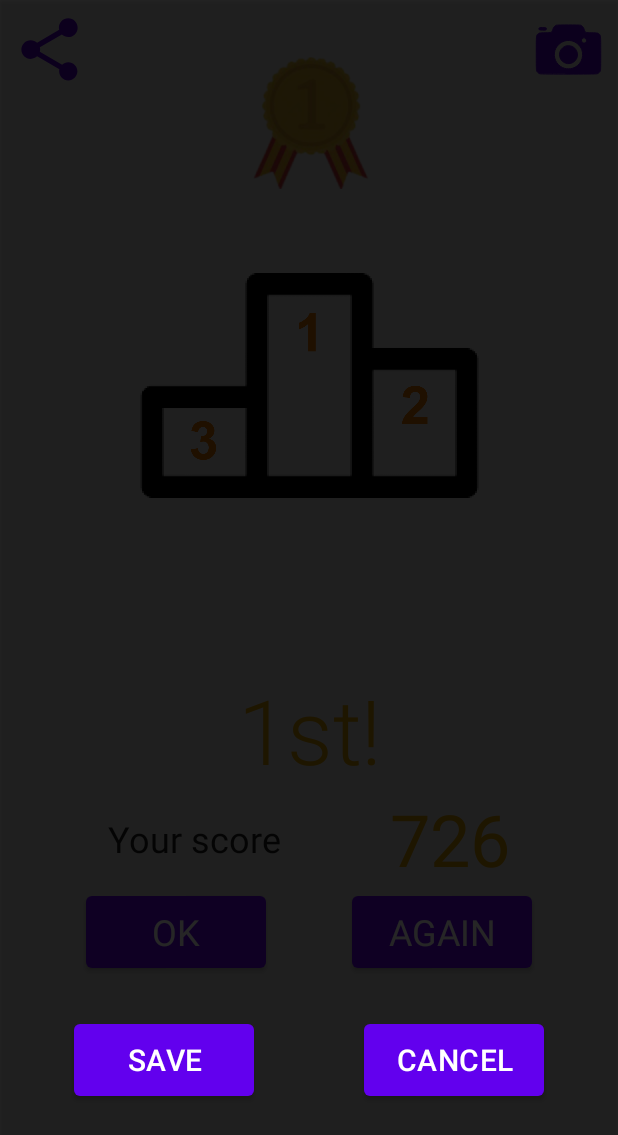
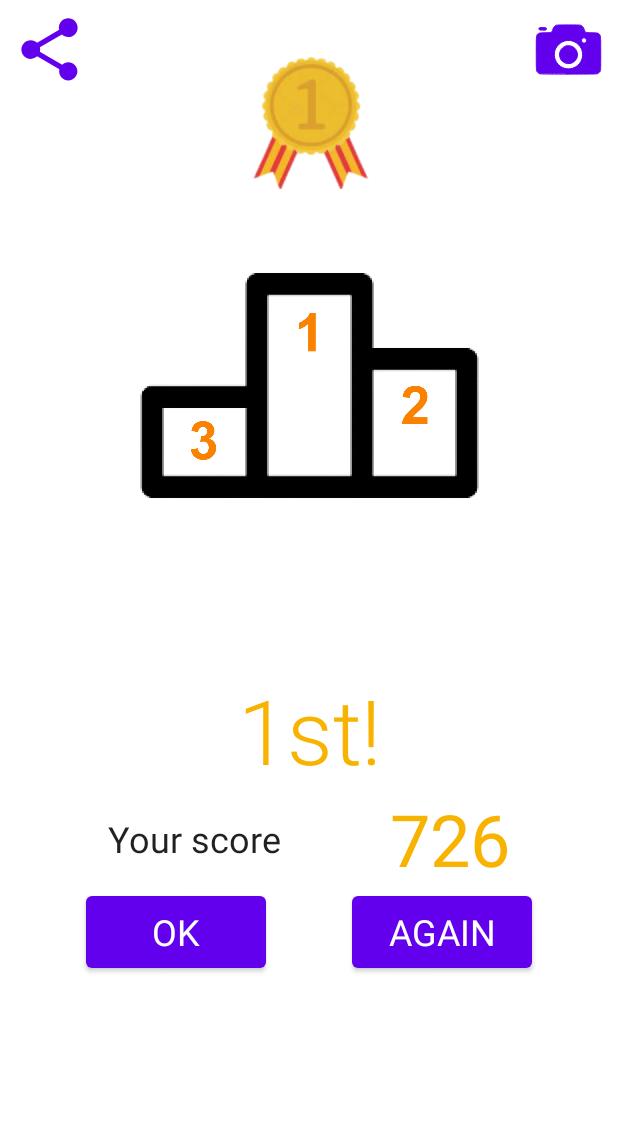
Before and after one commit to MilkShakeBro/SoftwareStudioFinalProject, an Android app: the layout result_page_fragment.xml on its own in the app's theme, with its tools: preview values and no code run, on a phone screen of 412 x 824 dp. Shown: the top 1135 px of the screen. Run offline under Robolectric (Android 15) with nearby library versions, the phone set to English and light mode, and no system bars; Roboto replaces fonts that are not available here.

Commit message:
Use PopUpWindow to implement popup window, finish save screenshot feature

```diff
--- a/app/src/main/AndroidManifest.xml
+++ b/app/src/main/AndroidManifest.xml
@@ -1,6 +1,9 @@
 <?xml version="1.0" encoding="utf-8"?>
 <manifest xmlns:android="http://schemas.android.com/apk/res/android"
     package="com.example.finalprojecttemplate">
+
+    <uses-permission android:name="android.permission.WRITE_EXTERNAL_STORAGE" />
+    <uses-permission android:name="android.permission.READ_EXTERNAL_STORAGE" />
 
     <application
         android:allowBackup="true"
--- a/app/src/main/java/com/example/finalprojecttemplate/MainActivity.kt
+++ b/app/src/main/java/com/example/finalprojecttemplate/MainActivity.kt
@@ -2,10 +2,14 @@ package com.example.finalprojecttemplate
 
 import androidx.appcompat.app.AppCompatActivity
 import android.os.Bundle
+import androidx.core.app.ActivityCompat
 
 class MainActivity : AppCompatActivity() {
     override fun onCreate(savedInstanceState: Bundle?) {
         super.onCreate(savedInstanceState)
         setContentView(R.layout.activity_main)
+
+        ActivityCompat.requestPermissions(this, arrayOf(
+            android.Manifest.permission.WRITE_EXTERNAL_STORAGE), 0)
     }
 }
--- a/app/src/main/res/layout/result_page_fragment.xml
+++ b/app/src/main/res/layout/result_page_fragment.xml
@@ -104,73 +104,73 @@
             android:text="AGAIN"
             android:textAppearance="?attr/textAppearanceHeadline5" />
 
-        <androidx.constraintlayout.widget.ConstraintLayout
-            android:id="@+id/screenshot_check_window_layout"
-            android:layout_width="0dp"
-            android:layout_height="0dp"
-            app:layout_constraintTop_toTopOf="parent"
-            app:layout_constraintEnd_toEndOf="parent"
-            app:layout_constraintStart_toStartOf="parent"
-            app:layout_constraintBottom_toBottomOf="parent"
-            android:background="#D9000000"
-            android:elevation="2dp">
+<!--        <androidx.constraintlayout.widget.ConstraintLayout-->
+<!--            android:id="@+id/screenshot_check_window_layout"-->
+<!--            android:layout_width="0dp"-->
+<!--            android:layout_height="0dp"-->
+<!--            app:layout_constraintTop_toTopOf="parent"-->
+<!--            app:layout_constraintEnd_toEndOf="parent"-->
+<!--            app:layout_constraintStart_toStartOf="parent"-->
+<!--            app:layout_constraintBottom_toBottomOf="parent"-->
+<!--            android:background="#D9000000"-->
+<!--            android:elevation="2dp">-->
+
+<!--&lt;!&ndash;            <ImageView&ndash;&gt;-->
+<!--&lt;!&ndash;                android:id="@+id/screenshot_image"&ndash;&gt;-->
+<!--&lt;!&ndash;                android:layout_width="300dp"&ndash;&gt;-->
+<!--&lt;!&ndash;                android:layout_height="500dp"&ndash;&gt;-->
+<!--&lt;!&ndash;                tools:src="@drawable/ic_launcher_background"&ndash;&gt;-->
+<!--&lt;!&ndash;                tools:scaleType="centerCrop"&ndash;&gt;-->
+<!--&lt;!&ndash;                app:layout_constraintStart_toStartOf="parent"&ndash;&gt;-->
+<!--&lt;!&ndash;                app:layout_constraintEnd_toEndOf="parent"&ndash;&gt;-->
+<!--&lt;!&ndash;                app:layout_constraintTop_toTopOf="parent"&ndash;&gt;-->
+<!--&lt;!&ndash;                android:layout_margin="60dp"/>&ndash;&gt;-->
+
+<!--&lt;!&ndash;            <FrameLayout&ndash;&gt;-->
+<!--&lt;!&ndash;                android:id="@+id/screenshot_image_layout"&ndash;&gt;-->
+<!--&lt;!&ndash;                android:layout_width="300dp"&ndash;&gt;-->
+<!--&lt;!&ndash;                android:layout_height="630dp"&ndash;&gt;-->
+<!--&lt;!&ndash;                tools:src="@drawable/ic_launcher_background"&ndash;&gt;-->
+<!--&lt;!&ndash;                tools:scaleType="centerCrop"&ndash;&gt;-->
+<!--&lt;!&ndash;                app:layout_constraintStart_toStartOf="parent"&ndash;&gt;-->
+<!--&lt;!&ndash;                app:layout_constraintEnd_toEndOf="parent"&ndash;&gt;-->
+<!--&lt;!&ndash;                app:layout_constraintTop_toTopOf="parent"&ndash;&gt;-->
+<!--&lt;!&ndash;                android:layout_margin="8dp" />&ndash;&gt;-->
 
 <!--            <ImageView-->
 <!--                android:id="@+id/screenshot_image"-->
-<!--                android:layout_width="300dp"-->
-<!--                android:layout_height="500dp"-->
-<!--                tools:src="@drawable/ic_launcher_background"-->
-<!--                tools:scaleType="centerCrop"-->
+<!--                android:layout_height="525dp"-->
+<!--                android:layout_width="250dp"-->
 <!--                app:layout_constraintStart_toStartOf="parent"-->
 <!--                app:layout_constraintEnd_toEndOf="parent"-->
 <!--                app:layout_constraintTop_toTopOf="parent"-->
-<!--                android:layout_margin="60dp"/>-->
+<!--                app:layout_constraintBottom_toTopOf="@id/save_screenshot_button" />-->
 
-<!--            <FrameLayout-->
-<!--                android:id="@+id/screenshot_image_layout"-->
-<!--                android:layout_width="300dp"-->
-<!--                android:layout_height="630dp"-->
-<!--                tools:src="@drawable/ic_launcher_background"-->
-<!--                tools:scaleType="centerCrop"-->
+<!--            <Button-->
+<!--                android:id="@+id/save_screenshot_button"-->
+<!--                android:layout_width="120dp"-->
+<!--                android:layout_height="60dp"-->
+<!--                android:text="SAVE"-->
+<!--                android:textAppearance="?attr/textAppearanceHeadline6"-->
+<!--                app:layout_constraintTop_toBottomOf="@id/screenshot_image"-->
 <!--                app:layout_constraintStart_toStartOf="parent"-->
+<!--                app:layout_constraintEnd_toStartOf="@id/cancel_screenshot_button"-->
+<!--                app:layout_constraintBottom_toBottomOf="parent"-->
+<!--                android:layout_margin="24dp"/>-->
+
+<!--            <Button-->
+<!--                android:id="@+id/cancel_screenshot_button"-->
+<!--                android:layout_width="120dp"-->
+<!--                android:layout_height="60dp"-->
+<!--                android:text="CANCEL"-->
+<!--                android:textAppearance="?attr/textAppearanceHeadline6"-->
+<!--                app:layout_constraintTop_toTopOf="@id/save_screenshot_button"-->
+<!--                app:layout_constraintBottom_toBottomOf="@id/save_screenshot_button"-->
+<!--                app:layout_constraintStart_toEndOf="@id/save_screenshot_button"-->
 <!--                app:layout_constraintEnd_toEndOf="parent"-->
-<!--                app:layout_constraintTop_toTopOf="parent"-->
-<!--                android:layout_margin="8dp" />-->
+<!--                android:layout_margin="24dp"/>-->
 
-            <ImageView
-                android:id="@+id/screenshot_image"
-                android:layout_height="525dp"
-                android:layout_width="250dp"
-                app:layout_constraintStart_toStartOf="parent"
-                app:layout_constraintEnd_toEndOf="parent"
-                app:layout_constraintTop_toTopOf="parent"
-                app:layout_constraintBottom_toTopOf="@id/save_screenshot_button" />
-
-            <Button
-                android:id="@+id/save_screenshot_button"
-                android:layout_width="120dp"
-                android:layout_height="60dp"
-                android:text="SAVE"
-                android:textAppearance="?attr/textAppearanceHeadline6"
-                app:layout_constraintTop_toBottomOf="@id/screenshot_image"
-                app:layout_constraintStart_toStartOf="parent"
-                app:layout_constraintEnd_toStartOf="@id/cancel_screenshot_button"
-                app:layout_constraintBottom_toBottomOf="parent"
-                android:layout_margin="24dp"/>
-
-            <Button
-                android:id="@+id/cancel_screenshot_button"
-                android:layout_width="120dp"
-                android:layout_height="60dp"
-                android:text="CANCEL"
-                android:textAppearance="?attr/textAppearanceHeadline6"
-                app:layout_constraintTop_toTopOf="@id/save_screenshot_button"
-                app:layout_constraintBottom_toBottomOf="@id/save_screenshot_button"
-                app:layout_constraintStart_toEndOf="@id/save_screenshot_button"
-                app:layout_constraintEnd_toEndOf="parent"
-                android:layout_margin="24dp"/>
-
-        </androidx.constraintlayout.widget.ConstraintLayout>
+<!--        </androidx.constraintlayout.widget.ConstraintLayout>-->
 
 
     </androidx.constraintlayout.widget.ConstraintLayout>
--- a/app/src/main/res/layout/result_page_screenshot_layout.xml
+++ b/app/src/main/res/layout/result_page_screenshot_layout.xml
@@ -187,11 +187,11 @@
             android:id="@+id/tag_text"
             android:layout_width="839px"
             android:layout_height="270px"
+            android:layout_marginLeft="92px"
             android:layout_marginTop="1625px"
-            android:layout_marginLeft="92px"
             android:text="#King of monograms #King of speed #King of vocabularies #Game2Mem #Defeat all the players"
-            android:textSize="52px"
             android:textColor="@color/game_gold"
+            android:textSize="48px"
             android:textStyle="normal" />
 
         <ImageView
--- a/app/src/main/res/navigation/nav_graph.xml
+++ b/app/src/main/res/navigation/nav_graph.xml
@@ -74,6 +74,12 @@
         <action
             android:id="@+id/action_resultPageFragment_to_homePageFragment"
             app:destination="@id/homePageFragment" />
+        <action
+            android:id="@+id/action_resultPageFragment_to_gamePageFragment"
+            app:destination="@id/gamePageFragment" />
+        <argument
+            android:name="score"
+            app:argType="integer" />
     </fragment>
     <fragment
         android:id="@+id/settingPageFragment"
```
Also changed, not shown: app/src/main/java/com/example/finalprojecttemplate/FileHandler.kt (added, +41 -0 lines), app/src/main/java/com/example/finalprojecttemplate/ResultPageViewModel.kt (+33 -10 lines), app/src/main/java/com/example/finalprojecttemplate/fragments/GamePageFragment.kt (+5 -5 lines), app/src/main/java/com/example/finalprojecttemplate/fragments/ResultPageFragment.kt (+64 -49 lines), app/src/main/res/layout/screenshot_popup_window_layout.xml (added, +53 -0 lines).
